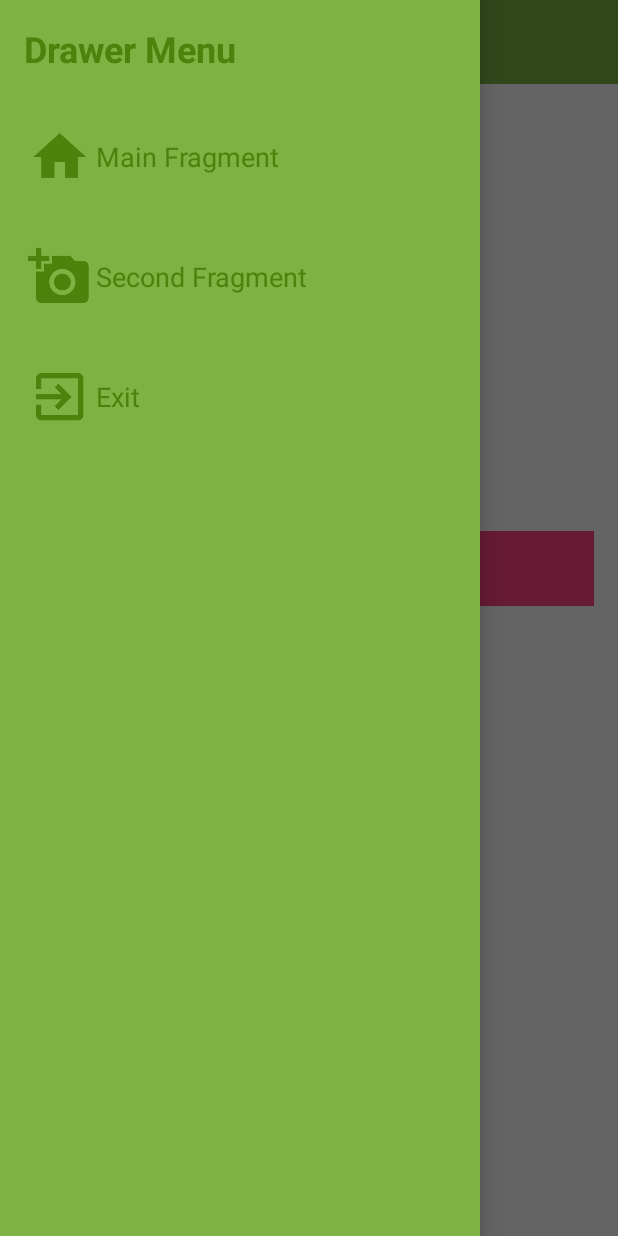
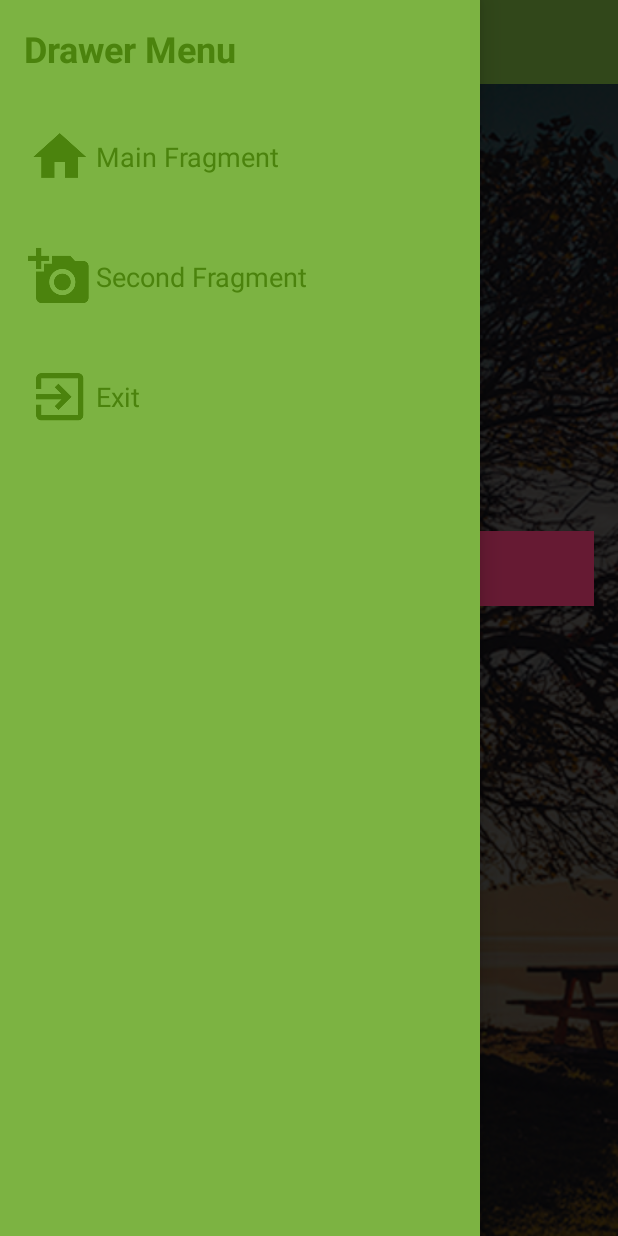
Before and after one commit to daow28/MyEasyService, an Android app: the screen it shows after launch (MainActivity), with the side drawer open, on a phone screen of 412 x 824 dp. Run offline under Robolectric (Android 15) with nearby library versions, the phone set to English and light mode, and no system bars.

Commit message:
Finish 22Oct17

```diff
--- a/app/src/main/AndroidManifest.xml
+++ b/app/src/main/AndroidManifest.xml
@@ -2,14 +2,16 @@
 <manifest xmlns:android="http://schemas.android.com/apk/res/android"
     package="app.tsc.rotchanan.myeasyservice">
 
+    <uses-permission android:name="android.permission.READ_EXTERNAL_STORAGE"/>
+
     <application
         android:allowBackup="true"
-        android:icon="@mipmap/ic_launcher"
+        android:icon="@drawable/human"
         android:label="@string/app_name"
         android:roundIcon="@mipmap/ic_launcher_round"
         android:supportsRtl="true"
         android:theme="@style/AppTheme">
-        <activity android:name=".MainActivity">
+        <activity android:name=".MainActivity" android:screenOrientation="portrait">
             <intent-filter>
                 <action android:name="android.intent.action.MAIN" />
 
--- a/app/src/main/res/layout/activity_main.xml
+++ b/app/src/main/res/layout/activity_main.xml
@@ -7,6 +7,12 @@
     android:layout_width="match_parent"
     android:layout_height="match_parent"
     tools:context="app.tsc.rotchanan.myeasyservice.MainActivity">
+
+    <ImageView
+        android:scaleType="centerCrop"
+        android:src="@drawable/bg"
+        android:layout_width="match_parent"
+        android:layout_height="match_parent" />
 
     <!--Content-->
     <LinearLayout
--- a/app/src/main/res/layout/fragment_second.xml
+++ b/app/src/main/res/layout/fragment_second.xml
@@ -18,6 +18,7 @@
 
     <!--Image-->
     <ImageView
+        android:id="@+id/imvHuman"
         android:src="@drawable/human"
         android:layout_width="@dimen/icon2"
         android:layout_height="@dimen/icon2" />
```
Also changed, not shown: app/src/main/java/app/tsc/rotchanan/myeasyservice/fragment/SecondFragment.java (+52 -0 lines), app/src/main/res/drawable/bg.jpg (added).
